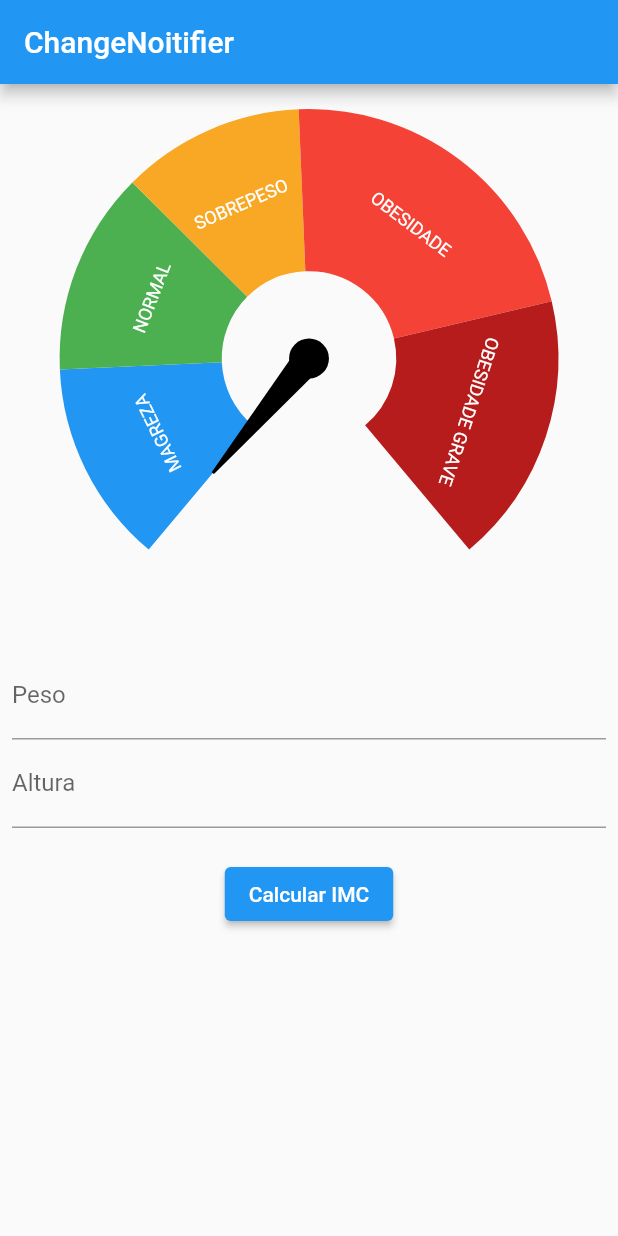
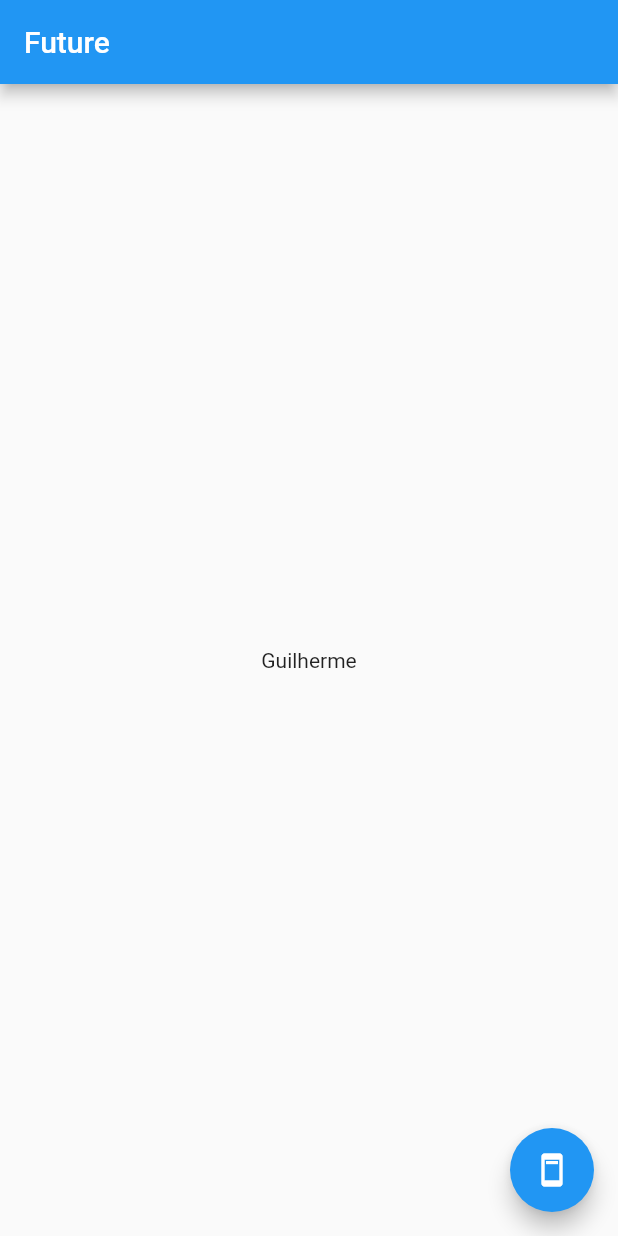
Before and after one commit to guilhermemanhani/mobx_imc, a Flutter app: the screen it shows after launch, on a phone screen of 412 x 824 dp. Run offline on Flutter 3.47's test engine with Material 2 defaults, Android fonts, the phone set to English and light mode, and no system bars; drawn by our look-alikes of syncfusion_flutter_gauges; our stand-ins replace currency_text_input_formatter, flutter_mobx, mobx; generated files the repository leaves out were written again.

```diff
--- a/lib/main.dart
+++ b/lib/main.dart
@@ -1,7 +1,10 @@
 import 'package:flutter/material.dart';
 // import 'package:mobx_imc/contador/contador_page.dart';
-import 'package:mobx_imc/contador_codegen/contador_codegen_page.dart';
 import 'package:mobx_imc/imc/imc_page.dart';
+import 'package:mobx_imc/observables/list/observable_list_page.dart';
+import 'package:mobx_imc/observables/modelo_observado/modelo_observado_page.dart';
+
+import 'observables/future/future_page.dart';
 
 void main() {
   runApp(const MyApp());
@@ -16,7 +19,10 @@ class MyApp extends StatelessWidget {
       theme: ThemeData(
         primarySwatch: Colors.blue,
       ),
-      home: const ImcPage(),
+      // home: const ImcPage(),
+      // home: ObservableListPage(),
+      // home: ModeloObservadoPage(),
+      home: FuturePage(),
     );
   }
 }
--- /dev/null
+++ b/lib/model/product_model.dart
@@ -0,0 +1,6 @@
+class ProductModel {
+  String name;
+  ProductModel({
+    required this.name,
+  });
+}
--- /dev/null
+++ b/lib/observables/future/future_controller.dart
@@ -0,0 +1,26 @@
+import 'package:mobx/mobx.dart';
+part 'future_controller.g.dart';
+
+class FutureController = _FutureControllerBase with _$FutureController;
+
+abstract class _FutureControllerBase with Store {
+  @observable
+  var nomeFuture = ObservableFuture.value('');
+  // ! formas diferentes de fazer
+  // ObservableFuture<String> nomeFuture = Future.value('').asObservable();
+
+  @action
+  Future<void> buscarNome() async {
+    // ! formas diferentes de fazer
+    // nomeFuture = Future.delayed(const Duration(seconds: 2), () => 'Guilherme')
+    //     .asObservable();
+
+    final buscaNomeFuture =
+        Future.delayed(const Duration(seconds: 2), () => 'Guilherme');
+    // ! formas diferentes de fazer
+    // nomeFuture = buscaNomeFuture.asObservable();
+    nomeFuture = ObservableFuture(buscaNomeFuture);
+    // ! formas diferentes de fazer
+    // return 'Guilherme';
+  }
+}
--- /dev/null
+++ b/lib/observables/future/future_page.dart
@@ -0,0 +1,61 @@
+import 'package:flutter/material.dart';
+import 'package:flutter_mobx/flutter_mobx.dart';
+import 'package:mobx_imc/observables/future/future_controller.dart';
+
+class FuturePage extends StatefulWidget {
+  const FuturePage({Key? key}) : super(key: key);
+
+  @override
+  _FuturePageState createState() => _FuturePageState();
+}
+
+class _FuturePageState extends State<FuturePage> {
+  final controller = FutureController();
+  @override
+  void initState() {
+    super.initState();
+    controller.buscarNome();
+  }
+
+  @override
+  Widget build(BuildContext context) {
+    return Scaffold(
+      appBar: AppBar(
+        title: const Text('Future'),
+      ),
+      body: Observer(
+        builder: (_) {
+          return FutureBuilder<String>(
+            future: controller.nomeFuture,
+            builder: (context, snapshot) {
+              switch (snapshot.connectionState) {
+                case ConnectionState.none:
+                  return const SizedBox.shrink();
+                case ConnectionState.waiting:
+                case ConnectionState.active:
+                  return const Center(
+                    child: CircularProgressIndicator(),
+                  );
+                case ConnectionState.done:
+                  if (snapshot.hasData) {
+                    return Center(
+                      child: Text(snapshot.requireData),
+                    );
+                  }
+                  return const Center(
+                    child: Text('Nome não encontrado!!!!'),
+                  );
+              }
+            },
+          );
+        },
+      ),
+      floatingActionButton: FloatingActionButton(
+        onPressed: () {
+          controller.buscarNome();
+        },
+        child: const Icon(Icons.ad_units),
+      ),
+    );
+  }
+}
```
Also changed, not shown: lib/imc/imc_controller.dart (+34 -1 lines), lib/imc/imc_page.dart (+38 -10 lines), lib/observables/list/observable_list_controller.dart (added, +48 -0 lines), lib/observables/list/observable_list_page.dart (added, +59 -0 lines), lib/observables/modelo_observado/model/product_store.dart (added, +18 -0 lines), lib/observables/modelo_observado/modelo_observado_controller.dart (added, +57 -0 lines), lib/observables/modelo_observado/modelo_observado_page.dart (added, +74 -0 lines), lib/imc/imc_controller.g.dart, lib/observables/future/future_controller.g.dart (added), lib/observables/list/observable_list_controller.g.dart (added), lib/observables/modelo_observado/model/product_store.g.dart (added), lib/observables/modelo_observado/modelo_observado_controller.g.dart (added).
